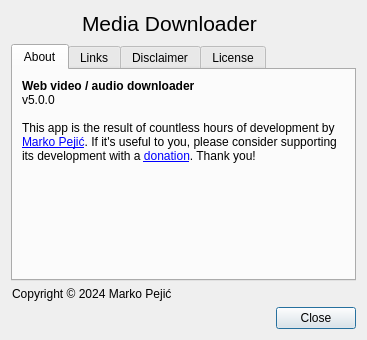
This is src/designer/about_dialog.ui in markop404/media-downloader as Qt 5 draws it before an edit. The edited form follows.
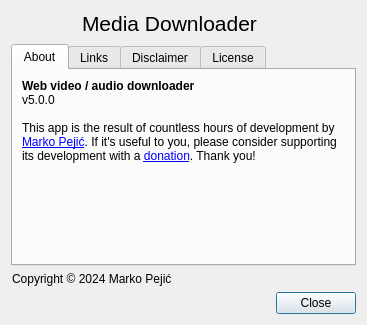
This is the edited form. Icons and pictures are not drawn.

Diff of the .ui file:
```diff
--- a/src/designer/about_dialog.ui
+++ b/src/designer/about_dialog.ui
@@ -7,13 +7,13 @@
     <x>0</x>
     <y>0</y>
     <width>367</width>
-    <height>340</height>
+    <height>325</height>
    </rect>
   </property>
   <property name="minimumSize">
    <size>
     <width>367</width>
-    <height>340</height>
+    <height>325</height>
    </size>
   </property>
   <property name="windowTitle">
```
